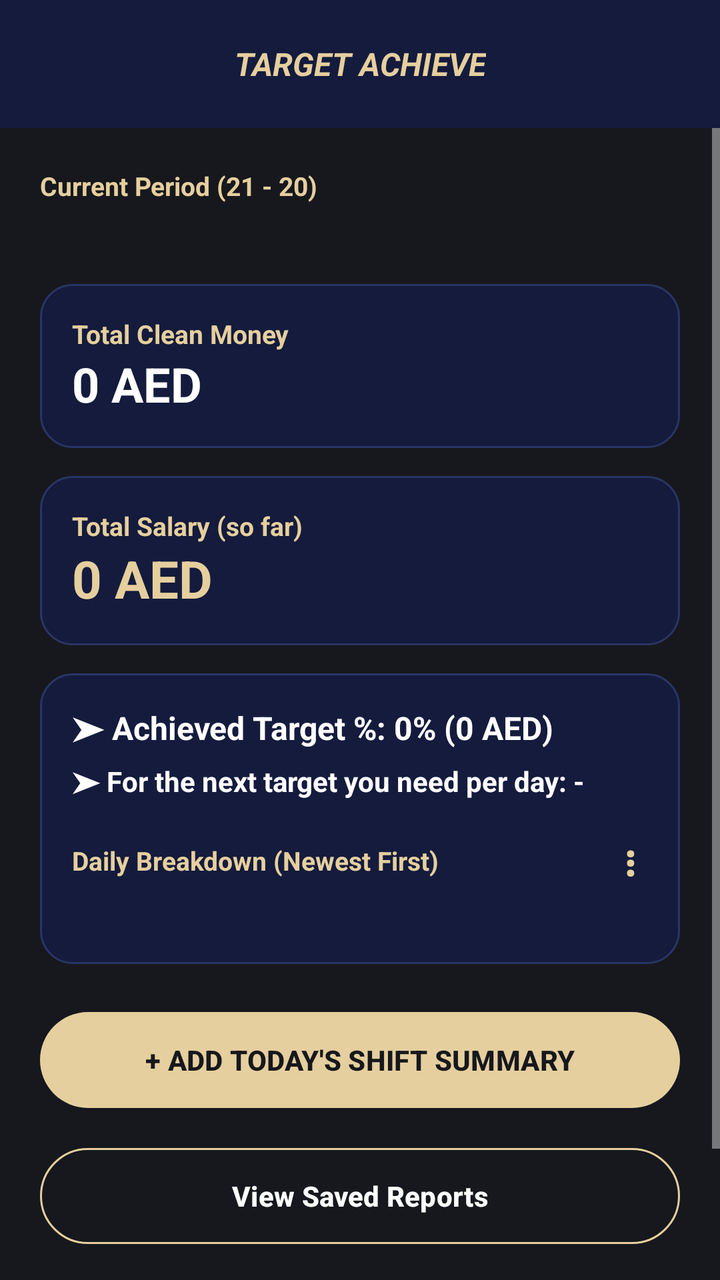
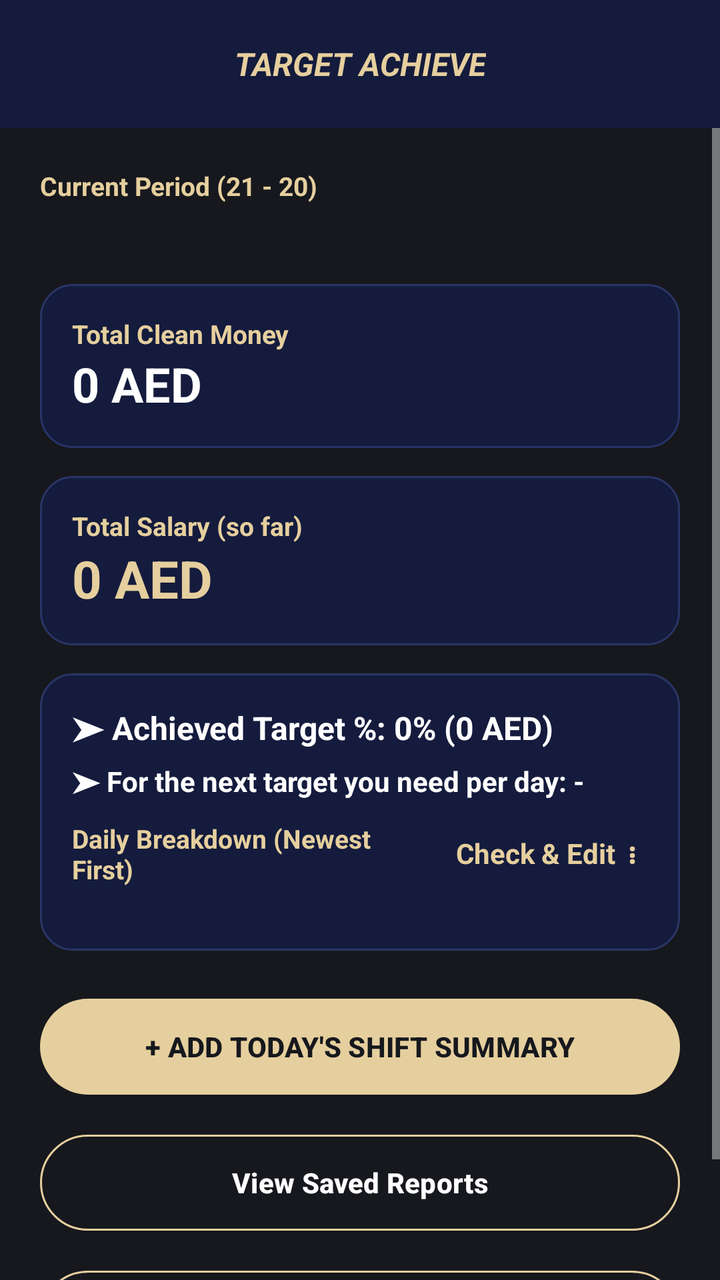

Screens rendered from an Android XML layout before and after an edit, with the pre-edit source and the edit as a unified diff.
<!-- AndroidManifest.xml: activity theme Theme.TargetAchieve.Dark -->
<!-- res/layout/activity_main.xml -->
<?xml version="1.0" encoding="utf-8"?>
<androidx.drawerlayout.widget.DrawerLayout
    xmlns:android="http://schemas.android.com/apk/res/android"
    xmlns:app="http://schemas.android.com/apk/res-auto"
    android:id="@+id/drawerLayout"
    android:layout_width="match_parent"
    android:layout_height="match_parent">

    <LinearLayout
        android:layout_width="match_parent"
        android:layout_height="match_parent"
        android:orientation="vertical"
        android:background="@color/ta_graphite">

        <androidx.appcompat.widget.Toolbar
            android:id="@+id/toolbar"
            android:layout_width="match_parent"
            android:layout_height="?attr/actionBarSize"
            android:background="@color/ta_inky_blue"
            app:titleTextColor="@color/ta_champagne">

            <TextView
                android:layout_width="wrap_content"
                android:layout_height="wrap_content"
                android:layout_gravity="center"
                android:text="TARGET ACHIEVE"
                android:textColor="@color/ta_champagne"
                android:textSize="16sp"
                android:textStyle="bold|italic" />
        </androidx.appcompat.widget.Toolbar>

        <ScrollView
            android:layout_width="match_parent"
            android:layout_height="0dp"
            android:layout_weight="1">

            <LinearLayout
                android:layout_width="match_parent"
                android:layout_height="wrap_content"
                android:orientation="vertical"
                android:padding="20dp">

                <TextView
                    android:layout_width="wrap_content"
                    android:layout_height="wrap_content"
                    android:text="Current Period (21 - 20)"
                    android:textColor="@color/ta_champagne"
                    android:textSize="13sp"
                    android:textStyle="bold" />

                <TextView
                    android:id="@+id/tvPeriodRange"
                    android:layout_width="wrap_content"
                    android:layout_height="wrap_content"
                    android:layout_marginBottom="20dp"
                    android:textColor="@color/ta_white"
                    android:textSize="15sp"
                    android:textStyle="bold" />

                
                <LinearLayout
                    android:layout_width="match_parent"
                    android:layout_height="wrap_content"
                    android:layout_marginBottom="14dp"
                    android:background="@drawable/bg_card_ta"
                    android:orientation="vertical"
                    android:padding="16dp">

                    <TextView
                        android:layout_width="wrap_content"
                        android:layout_height="wrap_content"
                        android:text="Total Clean Money"
                        android:textColor="@color/ta_champagne"
                        android:textSize="13sp"
                        android:textStyle="bold" />

                    <TextView
                        android:id="@+id/tvTotalCleanMoney"
                        android:layout_width="wrap_content"
                        android:layout_height="wrap_content"
                        android:text="0 AED"
                        android:textColor="@color/ta_white"
                        android:textSize="24sp"
                        android:textStyle="bold" />
                </LinearLayout>

                
                <LinearLayout
                    android:layout_width="match_parent"
                    android:layout_height="wrap_content"
                    android:layout_marginBottom="14dp"
                    android:background="@drawable/bg_card_ta"
                    android:orientation="vertical"
                    android:padding="16dp">

                    <TextView
                        android:layout_width="wrap_content"
                        android:layout_height="wrap_content"
                        android:text="Total Salary (so far)"
                        android:textColor="@color/ta_champagne"
                        android:textSize="13sp"
                        android:textStyle="bold" />

                    <TextView
                        android:id="@+id/tvTotalSalary"
                        android:layout_width="wrap_content"
                        android:layout_height="wrap_content"
                        android:text="0 AED"
                        android:textColor="@color/ta_champagne"
                        android:textSize="26sp"
                        android:textStyle="bold" />
                </LinearLayout>

                
                <LinearLayout
                    android:layout_width="match_parent"
                    android:layout_height="wrap_content"
                    android:layout_marginBottom="20dp"
                    android:background="@drawable/bg_card_ta"
                    android:orientation="vertical"
                    android:padding="16dp">

                    <TextView
                        android:id="@+id/tvCurrentTarget"
                        android:layout_width="match_parent"
                        android:layout_height="wrap_content"
                        android:text="➤ Achieved Target %: 0% (0 AED)"
                        android:textColor="@color/ta_white"
                        android:textSize="16sp"
                        android:textStyle="bold" />

                    <TextView
                        android:id="@+id/tvNextTarget"
                        android:layout_width="match_parent"
                        android:layout_height="wrap_content"
                        android:layout_marginTop="6dp"
                        android:text="➤ For the next target you need per day: -"
                        android:textColor="@color/ta_white"
                        android:textSize="14sp"
                        android:textStyle="bold" />

                    <LinearLayout
                        android:layout_width="match_parent"
                        android:layout_height="wrap_content"
                        android:orientation="horizontal"
                        android:gravity="center_vertical"
                        android:layout_marginTop="10dp"
                        android:layout_marginBottom="8dp">

                        <TextView
                            android:layout_width="0dp"
                            android:layout_height="wrap_content"
                            android:layout_weight="1"
                            android:text="Daily Breakdown (Newest First)"
                            android:textColor="@color/ta_champagne"
                            android:textSize="13sp"
                            android:textStyle="bold" />

                        <TextView
                            android:id="@+id/btnCurrentMonthMenu"
                            android:layout_width="wrap_content"
                            android:layout_height="wrap_content"
                            android:padding="6dp"
                            android:text="⋮"
                            android:textSize="20sp"
                            android:textStyle="bold"
                            android:textColor="@color/ta_champagne" />
                    </LinearLayout>

                    <LinearLayout
                        android:id="@+id/dailyContainer"
                        android:layout_width="match_parent"
                        android:layout_height="wrap_content"
                        android:orientation="vertical"
                        android:layout_marginBottom="8dp" />
                </LinearLayout>

                <Button
                    android:id="@+id/btnAddShift"
                    android:layout_width="match_parent"
                    android:layout_height="wrap_content"
                    android:layout_marginBottom="12dp"
                    android:minHeight="56dp"
                    android:text="@string/home_btn_add_shift"
                    android:textStyle="bold" />

                <Button
                    android:id="@+id/btnViewReports"
                    style="@style/Widget.Material3.Button.OutlinedButton"
                    android:layout_width="match_parent"
                    android:layout_height="wrap_content"
                    android:layout_marginBottom="12dp"
                    android:minHeight="56dp"
                    android:text="View Saved Reports"
                    android:textColor="@color/ta_white"
                    android:textStyle="bold"
                    app:strokeColor="@color/ta_champagne" />

                <Button
                    android:id="@+id/btnFinalizePeriod"
                    style="@style/Widget.Material3.Button.OutlinedButton"
                    android:layout_width="match_parent"
                    android:layout_height="wrap_content"
                    android:minHeight="56dp"
                    android:text="Finalize &amp; Save This Period"
                    android:textColor="@color/ta_white"
                    android:textStyle="bold"
                    app:strokeColor="@color/ta_champagne" />

            </LinearLayout>
        </ScrollView>
    </LinearLayout>

    <include
        android:id="@+id/navDrawerContent"
        layout="@layout/nav_drawer_content"
        android:layout_width="290dp"
        android:layout_height="match_parent"
        android:layout_gravity="start" />

</androidx.drawerlayout.widget.DrawerLayout>
<!-- res/layout/nav_drawer_content.xml (included above) -->
<?xml version="1.0" encoding="utf-8"?>
<LinearLayout xmlns:android="http://schemas.android.com/apk/res/android"
    android:layout_width="match_parent"
    android:layout_height="match_parent"
    android:background="@color/ta_graphite"
    android:orientation="vertical">

    
    <LinearLayout
        android:layout_width="match_parent"
        android:layout_height="wrap_content"
        android:background="@color/ta_inky_blue"
        android:gravity="center_vertical"
        android:orientation="horizontal"
        android:padding="16dp">

        <LinearLayout
            android:layout_width="0dp"
            android:layout_height="wrap_content"
            android:layout_weight="1"
            android:orientation="vertical">

            <TextView
                android:layout_width="wrap_content"
                android:layout_height="wrap_content"
                android:text="User profile:"
                android:textColor="@color/ta_champagne"
                android:textSize="12sp"
                android:textStyle="bold" />

            <TextView
                android:id="@+id/tvDrawerName"
                android:layout_width="match_parent"
                android:layout_height="wrap_content"
                android:layout_marginTop="2dp"
                android:text="User Name"
                android:textColor="@color/ta_white"
                android:textSize="17sp"
                android:textStyle="bold" />

            <TextView
                android:id="@+id/tvDrawerMobile"
                android:layout_width="match_parent"
                android:layout_height="wrap_content"
                android:layout_marginTop="2dp"
                android:text="Mobile Number"
                android:textColor="@color/ta_white"
                android:textSize="13sp"
                android:textStyle="bold" />

            <TextView
                android:id="@+id/tvDrawerDriverNo"
                android:layout_width="match_parent"
                android:layout_height="wrap_content"
                android:layout_marginTop="4dp"
                android:text="Driver No: -"
                android:textColor="@color/ta_champagne"
                android:textSize="13sp"
                android:textStyle="bold" />
        </LinearLayout>

        
        <LinearLayout
            android:id="@+id/btnUploadProfilePic"
            android:layout_width="70dp"
            android:layout_height="70dp"
            android:background="@drawable/bg_iconbox_ta"
            android:gravity="center"
            android:orientation="vertical"
            android:padding="4dp">

            <ImageView
                android:id="@+id/ivProfilePic"
                android:layout_width="60dp"
                android:layout_height="60dp"
                android:contentDescription="Profile picture"
                android:scaleType="centerCrop"
                android:src="@android:drawable/ic_menu_camera" />
        </LinearLayout>
    </LinearLayout>

    <ScrollView
        android:layout_width="match_parent"
        android:layout_height="0dp"
        android:layout_weight="1">

        <LinearLayout
            android:layout_width="match_parent"
            android:layout_height="wrap_content"
            android:orientation="vertical"
            android:padding="20dp">

            <TextView
                android:layout_width="wrap_content"
                android:layout_height="wrap_content"
                android:text="Taxi Type"
                android:textColor="@color/ta_champagne"
                android:textSize="12sp"
                android:textStyle="bold" />

            <RadioGroup
                android:id="@+id/rgDrawerTaxiType"
                android:layout_width="match_parent"
                android:layout_height="wrap_content"
                android:layout_marginTop="4dp"
                android:layout_marginBottom="24dp"
                android:orientation="horizontal">

                <RadioButton
                    android:id="@+id/rbDrawerShiftTaxi"
                    android:layout_width="wrap_content"
                    android:layout_height="wrap_content"
                    android:text="Shift"
                    android:textColor="@color/ta_white"
                    android:textStyle="bold" />

                <RadioButton
                    android:id="@+id/rbDrawerAirportTaxi"
                    android:layout_width="wrap_content"
                    android:layout_height="wrap_content"
                    android:layout_marginStart="24dp"
                    android:text="Airport"
                    android:textColor="@color/ta_white"
                    android:textStyle="bold" />
            </RadioGroup>

            <LinearLayout
                android:layout_width="match_parent"
                android:layout_height="wrap_content"
                android:layout_marginBottom="24dp"
                android:gravity="center_vertical"
                android:orientation="horizontal">

                <TextView
                    android:layout_width="0dp"
                    android:layout_height="wrap_content"
                    android:layout_weight="1"
                    android:text="Biometric Lock"
                    android:textColor="@color/ta_white"
                    android:textSize="14sp"
                    android:textStyle="bold" />

                <androidx.appcompat.widget.SwitchCompat
                    android:id="@+id/switchBiometric"
                    android:layout_width="wrap_content"
                    android:layout_height="wrap_content" />
            </LinearLayout>

            <TextView
                android:layout_width="wrap_content"
                android:layout_height="wrap_content"
                android:layout_marginBottom="4dp"
                android:text="Language / भाषा / زبان / اللغة"
                android:textColor="@color/ta_champagne"
                android:textSize="12sp"
                android:textStyle="bold" />

            <Spinner
                android:id="@+id/spinnerLanguage"
                android:layout_width="match_parent"
                android:layout_height="wrap_content"
                android:layout_marginBottom="16dp" />

            <View
                android:layout_width="match_parent"
                android:layout_height="1dp"
                android:layout_marginBottom="12dp"
                android:background="@color/ta_inky_border" />

            <TextView
                android:id="@+id/btnEditProfile"
                android:layout_width="match_parent"
                android:layout_height="wrap_content"
                android:layout_marginBottom="12dp"
                android:padding="8dp"
                android:text="✏️ Edit Profile &amp; Settings"
                android:textColor="@color/ta_white"
                android:textSize="14sp"
                android:textStyle="bold" />

            <TextView
                android:id="@+id/btnDriverGuide"
                android:layout_width="match_parent"
                android:layout_height="wrap_content"
                android:layout_marginBottom="12dp"
                android:padding="8dp"
                android:text="📖 Driver Guide"
                android:textColor="@color/ta_white"
                android:textSize="14sp"
                android:textStyle="bold" />

            <TextView
                android:id="@+id/btnSalarySlab"
                android:layout_width="match_parent"
                android:layout_height="wrap_content"
                android:layout_marginBottom="12dp"
                android:padding="8dp"
                android:text="📊 Salary Slab"
                android:textColor="@color/ta_white"
                android:textSize="14sp"
                android:textStyle="bold" />

            <TextView
                android:id="@+id/btnShareApp"
                android:layout_width="match_parent"
                android:layout_height="wrap_content"
                android:layout_marginBottom="16dp"
                android:padding="8dp"
                android:text="Share This App"
                android:textColor="@color/ta_white"
                android:textSize="14sp"
                android:textStyle="bold" />

            <View
                android:layout_width="match_parent"
                android:layout_height="1dp"
                android:layout_marginBottom="16dp"
                android:background="@color/ta_inky_border" />

            <TextView
                android:layout_width="wrap_content"
                android:layout_height="wrap_content"
                android:text="Support"
                android:textColor="@color/ta_champagne"
                android:textSize="12sp"
                android:textStyle="bold" />

            <TextView
                android:id="@+id/btnWhatsAppSupport"
                android:layout_width="match_parent"
                android:layout_height="wrap_content"
                android:layout_marginTop="8dp"
                android:padding="8dp"
                android:text="WhatsApp: +971 55 233 5930"
                android:textColor="@color/ta_white"
                android:textSize="14sp"
                android:textStyle="bold" />

            <TextView
                android:id="@+id/btnEmailSupport"
                android:layout_width="match_parent"
                android:layout_height="wrap_content"
                android:padding="8dp"
                android:text="Email: admininfo.bd@gmail.com"
                android:textColor="@color/ta_white"
                android:textSize="14sp"
                android:textStyle="bold" />

            <View
                android:layout_width="match_parent"
                android:layout_height="1dp"
                android:layout_marginTop="16dp"
                android:layout_marginBottom="16dp"
                android:background="@color/ta_inky_border" />

            <TextView
                android:id="@+id/btnAdminPanel"
                android:layout_width="match_parent"
                android:layout_height="wrap_content"
                android:padding="8dp"
                android:text="🔒 Admin Panel"
                android:textColor="#FF6B6B"
                android:textSize="14sp"
                android:textStyle="bold" />

            <View
                android:layout_width="match_parent"
                android:layout_height="1dp"
                android:layout_marginTop="16dp"
                android:layout_marginBottom="16dp"
                android:background="@color/ta_inky_border" />

            <TextView
                android:id="@+id/btnLogout"
                android:layout_width="match_parent"
                android:layout_height="wrap_content"
                android:padding="8dp"
                android:text="🚪 Log Out"
                android:textColor="#FF6B6B"
                android:textSize="14sp"
                android:textStyle="bold" />

        </LinearLayout>
    </ScrollView>
</LinearLayout>
<!-- resources referenced by this layout -->
<resources>
  <color name="ta_champagne">#E6CF9E</color>
  <color name="ta_graphite">#16181D</color>
  <color name="ta_inky_blue">#141B3D</color>
  <color name="ta_inky_border">#2A3566</color>
  <color name="ta_white">#FFFFFF</color>
  <!-- drawable bg_card_ta (drawable) -->
  <?xml version="1.0" encoding="utf-8"?>
  <shape xmlns:android="http://schemas.android.com/apk/res/android" android:shape="rectangle">
      <solid android:color="@color/ta_inky_blue" />
      <corners android:radius="16dp" />
      <stroke android:width="1dp" android:color="@color/ta_inky_border" />
  </shape>
  <!-- drawable bg_iconbox_ta (drawable) -->
  <?xml version="1.0" encoding="utf-8"?>
  <shape xmlns:android="http://schemas.android.com/apk/res/android" android:shape="rectangle">
      <solid android:color="@color/ta_champagne" />
      <corners android:radius="16dp" />
  </shape>
  <string name="home_btn_add_shift">+ ADD TODAY\'S SHIFT SUMMARY</string>
  <style name="Theme.TargetAchieve.Dark" parent="Theme.Material3.Dark.NoActionBar">
          <item name="colorPrimary">@color/ta_champagne</item>
          <item name="colorOnPrimary">@color/ta_graphite</item>
          <item name="colorSurface">@color/ta_inky_blue</item>
          <item name="colorOnSurface">@color/ta_white</item>
          <item name="android:colorBackground">@color/ta_graphite</item>
          <item name="android:windowBackground">@color/ta_graphite</item>
          <item name="android:statusBarColor">@color/ta_graphite</item>
          <item name="android:navigationBarColor">@color/ta_graphite</item>
          <item name="android:textColorPrimary">@color/ta_white</item>
          <item name="android:textColorSecondary">#CCFFFFFF</item>
      </style>
</resources>

<!-- the commit's change to res/layout/activity_main.xml (unified diff, before → after) -->
@@ -160,9 +160,12 @@
                             android:id="@+id/btnCurrentMonthMenu"
                             android:layout_width="wrap_content"
                             android:layout_height="wrap_content"
-                            android:padding="6dp"
-                            android:text="⋮"
-                            android:textSize="20sp"
+                            android:paddingStart="10dp"
+                            android:paddingEnd="6dp"
+                            android:paddingTop="6dp"
+                            android:paddingBottom="6dp"
+                            android:text="Check &amp; Edit  ⋮"
+                            android:textSize="14sp"
                             android:textStyle="bold"
                             android:textColor="@color/ta_champagne" />
                     </LinearLayout>
